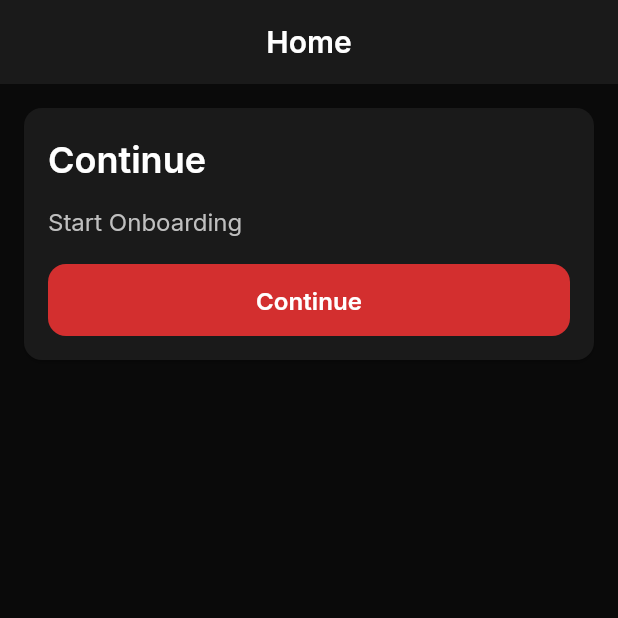
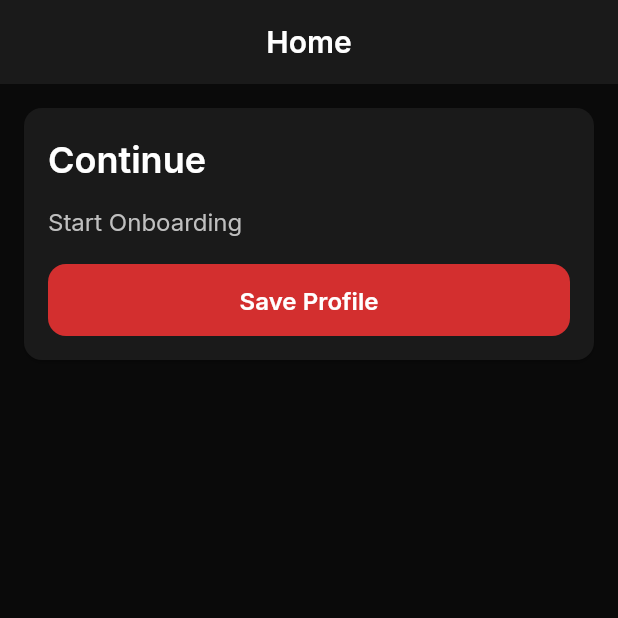
Before and after one commit to ossbjj1/ossbjj, a Flutter app: the HomeScreen screen opened by its route, on a phone screen of 412 x 824 dp, the top half of it. Run offline on Flutter 3.47's test engine with Material 3 defaults, Android fonts, the phone set to English and light mode, and no system bars; our stand-ins replace go_router, google_fonts, logger, sentry_flutter, shared_preferences, supabase_flutter; accounts and stored records are empty.

Commit message:
🔧 Fix 15 CodeRabbit issues: i18n consolidation, services refactor, error handling, a11y
Fixes for Sprint 3 code quality:

1. Strings.dart: Added TODO for ARB migration, introduced maybeOf() and maybeOrDefault() helpers for safe access in tests
2. Audio service: Added SharedPreferences DI for testability, extended ChangeNotifier with audioEnabled ValueNotifier for reactive updates
3. Locale service: Default to platform locale on first run, preserve full language tags (en-GB, zh-Hant-TW) via toLanguageTag() and Locale.fromSubtags()
4. Profile service: Use toJson()/toUpsertJson() pattern to consolidate serialization, updated isComplete to require goalType
5. Progress service: Atomic JSON serialization (single key), added clearLast() method, added ContinueHint.toJson()/fromJson()
6. Continue card: Cache Future in State, handle error state, use theme colors, update button labels based on progress
7. Onboarding: Localized error messages instead of raw exceptions, added errorGeneric string key
8. Settings: Language picker now uses theme colors, audio switch uses ValueListenableBuilder with error recovery

All tests pass, zero lint issues.

```diff
--- a/app/lib/features/home/continue_card.dart
+++ b/app/lib/features/home/continue_card.dart
@@ -8,7 +8,7 @@ import '../../core/navigation/routes.dart';
 import '../../core/services/progress_service.dart';
 
 /// Continue card for Home screen (Sprint 3 MVP).
-class ContinueCard extends StatelessWidget {
+class ContinueCard extends StatefulWidget {
   const ContinueCard({
     super.key,
     required this.progressService,
@@ -17,12 +17,45 @@ class ContinueCard extends StatelessWidget {
   final ProgressService progressService;
 
   @override
+  State<ContinueCard> createState() => _ContinueCardState();
+}
+
+class _ContinueCardState extends State<ContinueCard> {
+  late Future<ContinueHint?> _lastHintFuture;
+
+  @override
+  void initState() {
+    super.initState();
+    // Cache the future once to avoid recreating on every rebuild
+    _lastHintFuture = widget.progressService.loadLast();
+  }
+
+  @override
   Widget build(BuildContext context) {
     final t = StringsScope.of(context);
 
     return FutureBuilder<ContinueHint?>(
-      future: progressService.loadLast(),
+      future: _lastHintFuture,
       builder: (context, snapshot) {
+        // Handle error state
+        if (snapshot.hasError) {
+          return Card(
+            color: DsColors.bgSurface,
+            margin: const EdgeInsets.all(DsSpacing.lg),
+            child: Padding(
+              padding: const EdgeInsets.all(DsSpacing.lg),
+              child: Center(
+                child: Text(
+                  'Unable to load continue hint',
+                  style: DsTypography.bodyMedium.copyWith(
+                    color: DsColors.textSecondary,
+                  ),
+                ),
+              ),
+            ),
+          );
+        }
+
         if (snapshot.connectionState == ConnectionState.waiting) {
           return const Center(child: CircularProgressIndicator());
         }
@@ -69,10 +102,13 @@ class ContinueCard extends StatelessWidget {
                     }
                   },
                   style: ElevatedButton.styleFrom(
-                    backgroundColor: DsColors.brandRed,
-                    foregroundColor: DsColors.textPrimary,
+                    backgroundColor: Theme.of(context).colorScheme.primary,
+                    foregroundColor:
+                        Theme.of(context).colorScheme.onPrimary,
                   ),
-                  child: Text(t.ctaContinue),
+                  child: Text(
+                    hint != null ? t.ctaContinue : t.onboardingSave,
+                  ),
                 ),
               ],
             ),
--- a/app/lib/features/onboarding/onboarding_screen.dart
+++ b/app/lib/features/onboarding/onboarding_screen.dart
@@ -59,8 +59,12 @@ class _OnboardingScreenState extends State<OnboardingScreen> {
       }
     } catch (e) {
       if (mounted) {
+        debugPrint('Onboarding save error: $e');
         ScaffoldMessenger.of(context).showSnackBar(
-          SnackBar(content: Text('Error: $e')),
+          SnackBar(
+            content: Text(StringsScope.of(context).errorGeneric),
+            backgroundColor: Colors.red,
+          ),
         );
       }
     } finally {
```
Also changed, not shown: app/lib/core/l10n/strings.dart (+28 -0 lines), app/lib/core/services/audio_service.dart (+24 -6 lines), app/lib/core/services/locale_service.dart (+38 -5 lines), app/lib/core/services/profile_service.dart (+16 -10 lines), app/lib/core/services/progress_service.dart (+40 -10 lines), app/lib/features/settings/settings_screen.dart (+48 -9 lines), 1 other file.
